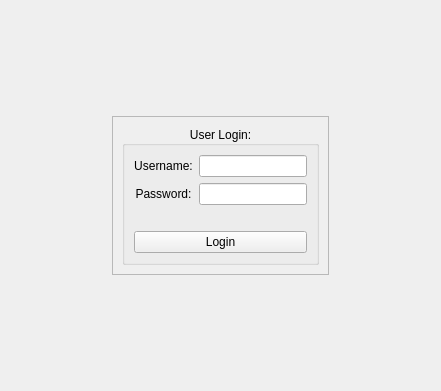
lansdon/cpts483_drc, file drc/gui/loginform.ui: the form before one commit.
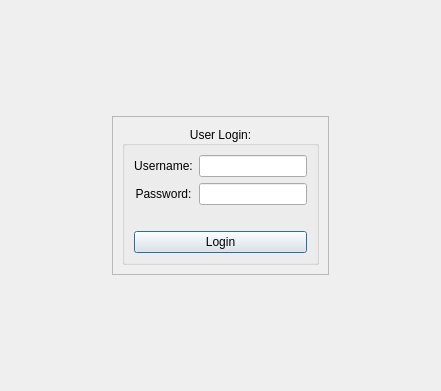
The form after the commit.

Commit message: tab order and button click when return press for login ui

Diff of the .ui file:
```diff
--- a/drc/gui/loginform.ui
+++ b/drc/gui/loginform.ui
@@ -49,6 +49,12 @@
            <property name="text">
             <string>Login</string>
            </property>
+           <property name="autoDefault">
+            <bool>true</bool>
+           </property>
+           <property name="default">
+            <bool>true</bool>
+           </property>
           </widget>
          </item>
          <item row="1" column="0">
```
Left out of the diff: 5 changed lines with no effect on the pictures. The commit also changes 6 other files.
